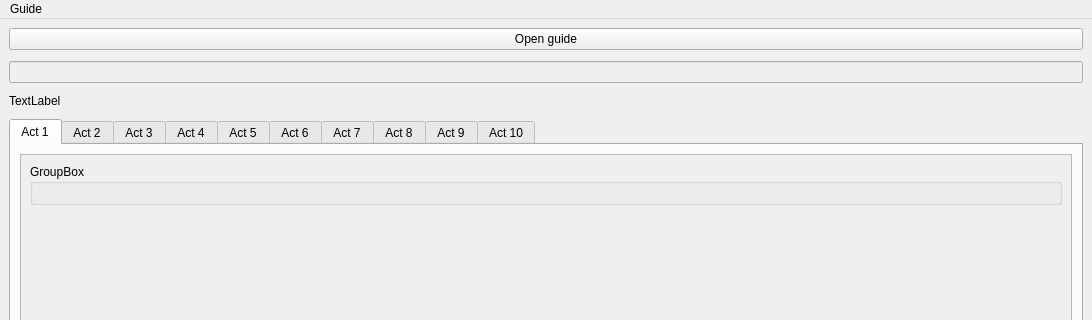
This is generated/form_main.ui in Doberm4n/POELevelingGuide as Qt 5 draws it before an edit; both pictures show x 0 to 1092 and y 0 to 320 of the 1092 by 825 pixel window. The edited form follows.
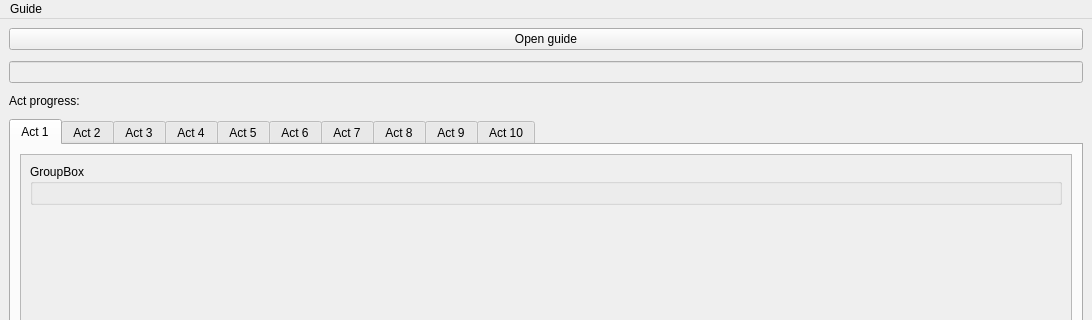
This is the edited form.

Diff of the .ui file:
```diff
--- a/generated/form_main.ui
+++ b/generated/form_main.ui
@@ -38,7 +38,7 @@
     <item>
      <widget class="QLabel" name="label">
       <property name="text">
-       <string>TextLabel</string>
+       <string>Act progress:</string>
       </property>
       <property name="alignment">
        <set>Qt::AlignLeading|Qt::AlignLeft|Qt::AlignTop</set>
```
